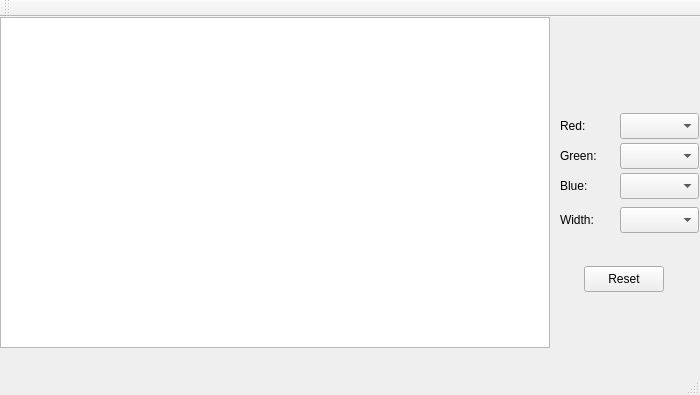
This is mainwindow.ui in noavarice/cg1 as Qt 5 draws it before an edit. The edited form follows.
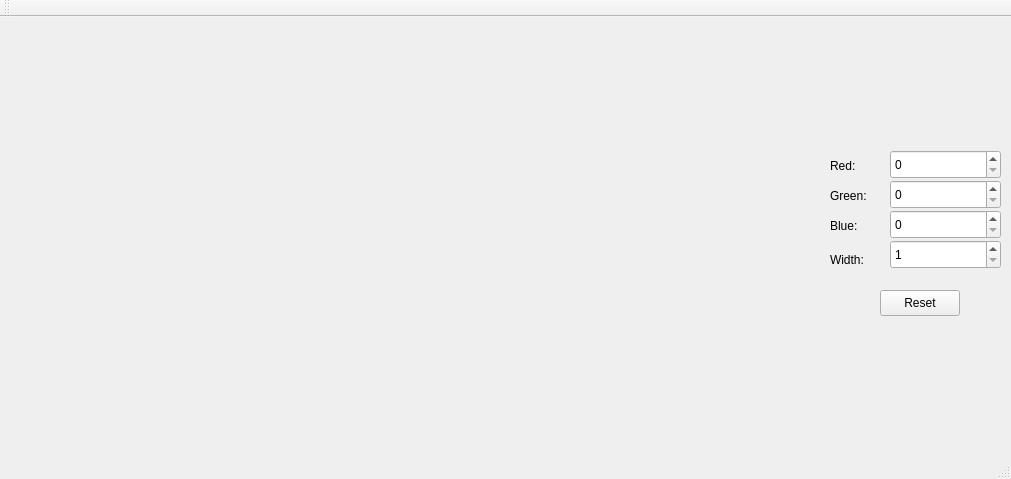
This is the edited form.

Commit message: graphics view and comboboxes replaced with labels and spin boxeds accordingly

Diff of the .ui file:
```diff
--- a/mainwindow.ui
+++ b/mainwindow.ui
@@ -6,8 +6,8 @@
    <rect>
     <x>0</x>
     <y>0</y>
-    <width>700</width>
-    <height>395</height>
+    <width>1011</width>
+    <height>479</height>
    </rect>
   </property>
   <property name="sizePolicy">
@@ -24,66 +24,19 @@
   </property>
   <property name="maximumSize">
    <size>
-    <width>700</width>
-    <height>395</height>
+    <width>1011</width>
+    <height>479</height>
    </size>
   </property>
   <property name="windowTitle">
    <string>MainWindow</string>
   </property>
   <widget class="QWidget" name="centralWidget">
-   <widget class="QGraphicsView" name="graphicsView">
-    <property name="geometry">
-     <rect>
-      <x>0</x>
-      <y>0</y>
-      <width>550</width>
-      <height>331</height>
-     </rect>
-    </property>
-    <property name="minimumSize">
-     <size>
-      <width>550</width>
-      <height>331</height>
-     </size>
-    </property>
-    <property name="maximumSize">
-     <size>
-      <width>550</width>
-      <height>331</height>
-     </size>
-    </property>
-   </widget>
-   <widget class="QComboBox" name="comboBoxRedComponent">
-    <property name="geometry">
-     <rect>
-      <x>620</x>
-      <y>96</y>
-      <width>79</width>
-      <height>26</height>
-     </rect>
-    </property>
-    <property name="editable">
-     <bool>false</bool>
-    </property>
-    <property name="currentText">
-     <string/>
-    </property>
-    <property name="currentIndex">
-     <number>-1</number>
-    </property>
-    <property name="maxCount">
-     <number>256</number>
-    </property>
-    <property name="minimumContentsLength">
-     <number>0</number>
-    </property>
-   </widget>
    <widget class="QLabel" name="labelRedComponent">
     <property name="geometry">
      <rect>
-      <x>560</x>
-      <y>100</y>
+      <x>830</x>
+      <y>140</y>
       <width>31</width>
       <height>18</height>
      </rect>
@@ -95,30 +48,11 @@
      <set>Qt::AlignLeading|Qt::AlignLeft|Qt::AlignVCenter</set>
     </property>
    </widget>
-   <widget class="QComboBox" name="comboBoxGreenComponent">
-    <property name="geometry">
-     <rect>
-      <x>620</x>
-      <y>126</y>
-      <width>79</width>
-      <height>26</height>
-     </rect>
-    </property>
-    <property name="currentIndex">
-     <number>-1</number>
-    </property>
-    <property name="maxCount">
-     <number>256</number>
-    </property>
-    <property name="minimumContentsLength">
-     <number>0</number>
-    </property>
-   </widget>
    <widget class="QLabel" name="labelGreenComponent">
     <property name="geometry">
      <rect>
-      <x>560</x>
-      <y>130</y>
+      <x>830</x>
+      <y>170</y>
       <width>41</width>
       <height>18</height>
      </rect>
@@ -130,30 +64,11 @@
      <set>Qt::AlignLeading|Qt::AlignLeft|Qt::AlignVCenter</set>
     </property>
    </widget>
-   <widget class="QComboBox" name="comboBoxBlueComponent">
-    <property name="geometry">
-     <rect>
-      <x>620</x>
-      <y>156</y>
-      <width>79</width>
-      <height>26</height>
-     </rect>
-    </property>
-    <property name="currentIndex">
-     <number>-1</number>
-    </property>
-    <property name="maxCount">
-     <number>256</number>
-    </property>
-    <property name="minimumContentsLength">
-     <number>0</number>
-    </property>
-   </widget>
    <widget class="QLabel" name="labelBlueComponent">
     <property name="geometry">
      <rect>
-      <x>560</x>
-      <y>160</y>
+      <x>830</x>
+      <y>200</y>
       <width>31</width>
       <height>18</height>
      </rect>
@@ -168,8 +83,8 @@
    <widget class="QLabel" name="labelWidht">
     <property name="geometry">
      <rect>
-      <x>560</x>
-      <y>194</y>
+      <x>830</x>
+      <y>234</y>
       <width>51</width>
       <height>18</height>
      </rect>
@@ -178,24 +93,11 @@
      <string>Width:</string>
     </property>
    </widget>
-   <widget class="QComboBox" name="comboBoxWidth">
-    <property name="geometry">
-     <rect>
-      <x>620</x>
-      <y>190</y>
-      <width>79</width>
-      <height>26</height>
-     </rect>
-    </property>
-    <property name="maxCount">
-     <number>5</number>
-    </property>
-   </widget>
    <widget class="QPushButton" name="pushButtonReset">
     <property name="geometry">
      <rect>
-      <x>584</x>
-      <y>249</y>
+      <x>880</x>
+      <y>273</y>
       <width>80</width>
       <height>26</height>
      </rect>
@@ -204,6 +106,111 @@
      <string>Reset</string>
     </property>
    </widget>
+   <widget class="QSpinBox" name="spinBoxRed">
+    <property name="geometry">
+     <rect>
+      <x>890</x>
+      <y>133</y>
+      <width>111</width>
+      <height>29</height>
+     </rect>
+    </property>
+    <property name="maximum">
+     <number>255</number>
+    </property>
+   </widget>
+   <widget class="QSpinBox" name="spinBoxGreen">
+    <property name="geometry">
+     <rect>
+      <x>890</x>
+      <y>163</y>
+      <width>111</width>
+      <height>29</height>
+     </rect>
+    </property>
+    <property name="maximum">
+     <number>255</number>
+    </property>
+   </widget>
+   <widget class="QSpinBox" name="spinBoxBlue">
+    <property name="geometry">
+     <rect>
+      <x>890</x>
+      <y>193</y>
+      <width>111</width>
+      <height>29</height>
+     </rect>
+    </property>
+    <property name="maximum">
+     <number>255</number>
+    </property>
+   </widget>
+   <widget class="QSpinBox" name="spinBoxWidth">
+    <property name="geometry">
+     <rect>
+      <x>890</x>
+      <y>223</y>
+      <width>111</width>
+      <height>29</height>
+     </rect>
+    </property>
+    <property name="minimum">
+     <number>1</number>
+    </property>
+    <property name="maximum">
+     <number>5</number>
+    </property>
+   </widget>
+   <widget class="QLabel" name="labelFirstCurve">
+    <property name="geometry">
+     <rect>
+      <x>10</x>
+      <y>10</y>
+      <width>400</width>
+      <height>400</height>
+     </rect>
+    </property>
+    <property name="minimumSize">
+     <size>
+      <width>400</width>
+      <height>400</height>
+     </size>
+    </property>
+    <property name="maximumSize">
+     <size>
+      <width>400</width>
+      <height>400</height>
+     </size>
+    </property>
+    <property name="text">
+     <string/>
+    </property>
+   </widget>
+   <widget class="QLabel" name="label">
+    <property name="geometry">
+     <rect>
+      <x>420</x>
+      <y>10</y>
+      <width>400</width>
+      <height>400</height>
+     </rect>
+    </property>
+    <property name="minimumSize">
+     <size>
+      <width>400</width>
+      <height>400</height>
+     </size>
+    </property>
+    <property name="maximumSize">
+     <size>
+      <width>400</width>
+      <height>400</height>
+     </size>
+    </property>
+    <property name="text">
+     <string/>
+    </property>
+   </widget>
   </widget>
   <widget class="QMenuBar" name="menuBar">
    <property name="geometry">
```
Left out of the diff: 4 changed lines with no effect on the pictures. The commit also changes 3 other files.
